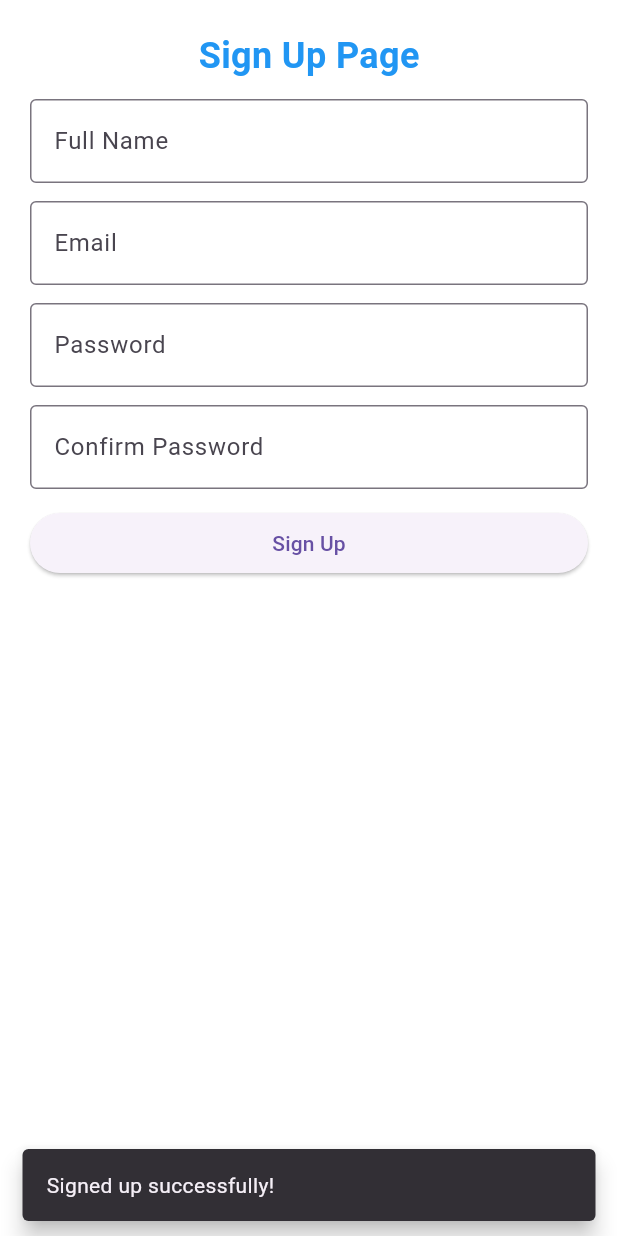
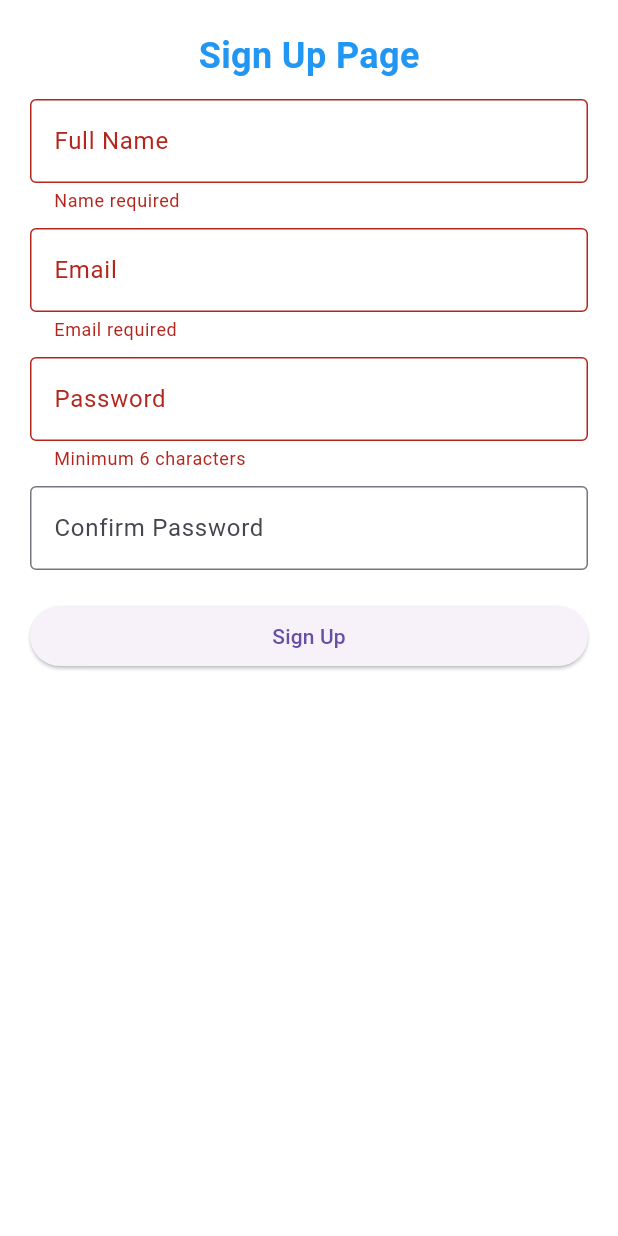
Before and after one commit to SumaniqueCode/memeNote, a Flutter app: the SignupPage widget shown alone on an empty page, opened directly, after a tap on "Sign Up", on a phone screen of 412 x 824 dp. Run offline on Flutter 3.47's test engine with Material 3 defaults, Android fonts, the phone set to English and light mode, and no system bars.

Commit message:
Integrated signup api with flutter

```diff
--- a/lib/pages/signup_page.dart
+++ b/lib/pages/signup_page.dart
@@ -1,21 +1,79 @@
-// about_page.dart
 import 'package:flutter/material.dart';
+import 'package:http/http.dart' as http;
+import 'dart:convert';
 
-class SignupPage extends StatelessWidget {
+class SignupPage extends StatefulWidget {
   const SignupPage({super.key});
 
   @override
+  State<SignupPage> createState() => _SignupPageState();
+}
+
+class _SignupPageState extends State<SignupPage> {
+  final _formKey = GlobalKey<FormState>();
+  final _nameController = TextEditingController();
+  final _emailController = TextEditingController();
+  final _passwordController = TextEditingController();
+  final _confirmPasswordController = TextEditingController();
+
+  bool _loading = false;
+
+  Future<void> _signupUser() async {
+    if (_formKey.currentState!.validate()) {
+      setState(() => _loading = true);
+
+      final url = Uri.parse('http://10.0.2.2:8000/api/auth/register');
+
+      try {
+        final response = await http.post(
+          url,
+          headers: {
+            'Content-Type': 'application/json',
+            'Accept': 'application/json',
+          },
+          body: jsonEncode({
+            'name': _nameController.text,
+            'email': _emailController.text,
+            'password': _passwordController.text,
+            'password_confirmation': _confirmPasswordController.text,
+          }),
+        );
+
+        final data = jsonDecode(response.body);
+
+        if (response.statusCode == 200) {
+          const SnackBar(
+            content: Text('Signed up successfully!'),
+            behavior: SnackBarBehavior.floating,
+          );
+        } else {
+          SnackBar(
+            content: Text(data['message'] ?? 'Signup failed'),
+            behavior: SnackBarBehavior.floating,
+          );
+        }
+      } catch (e) {
+        SnackBar(
+          content: Text('Error: $e'),
+          behavior: SnackBarBehavior.floating,
+        );
+      } finally {
+        setState(() => _loading = false);
+      }
+    }
+  }
+
+  @override
   Widget build(BuildContext context) {
-    final deviceHeight = MediaQuery.sizeOf(context).height;
     final deviceWidth = MediaQuery.sizeOf(context).width;
 
     return Container(
-      height: deviceHeight,
       width: deviceWidth,
       color: Colors.white,
       padding: const EdgeInsets.all(20.0),
+      child: Form(
+        key: _formKey,
         child: Column(
-        spacing: 12,
           children: [
             const Text(
               "Sign Up Page",
@@ -25,55 +83,64 @@ class SignupPage extends StatelessWidget {
                 color: Colors.blue,
               ),
             ),
-
+            const SizedBox(height: 12),
             TextFormField(
+              controller: _nameController,
               decoration: const InputDecoration(
                 labelText: "Full Name",
                 border: OutlineInputBorder(),
               ),
+              validator: (value) => value!.isEmpty ? 'Name required' : null,
             ),
-
+            const SizedBox(height: 10),
             TextFormField(
-            keyboardType: TextInputType.emailAddress,
+              controller: _emailController,
               decoration: const InputDecoration(
                 labelText: "Email",
                 border: OutlineInputBorder(),
               ),
+              keyboardType: TextInputType.emailAddress,
+              validator: (value) => value!.isEmpty ? 'Email required' : null,
             ),
-
+            const SizedBox(height: 10),
             TextFormField(
+              controller: _passwordController,
               obscureText: true,
               decoration: const InputDecoration(
                 labelText: "Password",
                 border: OutlineInputBorder(),
               ),
+              validator:
+                  (value) => value!.length < 6 ? 'Minimum 6 characters' : null,
             ),
-
+            const SizedBox(height: 10),
             TextFormField(
+              controller: _confirmPasswordController,
               obscureText: true,
               decoration: const InputDecoration(
                 labelText: "Confirm Password",
                 border: OutlineInputBorder(),
               ),
+              validator:
+                  (value) =>
+                      value != _passwordController.text
+                          ? 'Passwords do not match'
+                          : null,
             ),
-
+            const SizedBox(height: 20),
             SizedBox(
               width: double.infinity,
               child: ElevatedButton(
-              onPressed: () {
-                ScaffoldMessenger.of(context).showSnackBar(
-                  const SnackBar(
-                    content: Text('Signed up successfully!'),
-                    duration: Duration(seconds: 3),
-                    behavior: SnackBarBehavior.floating,
-                  ),
-                );
-              },
-              child: const Text("Sign Up"),
+                onPressed: _loading ? null : _signupUser,
+                child:
+                    _loading
+                        ? const CircularProgressIndicator(color: Colors.white)
+                        : const Text("Sign Up"),
               ),
             ),
           ],
         ),
+      ),
     );
   }
 }
--- /dev/null
+++ b/lib/widgets/custom_snackbar.dart
@@ -0,0 +1,15 @@
+import 'package:flutter/material.dart';
+
+class CustomSnackbar extends StatelessWidget {
+  final String message;
+  const CustomSnackbar({super.key, required this.message});
+
+  @override
+  Widget build(BuildContext context) {
+    return SnackBar(
+      content: Text(message),
+      duration: Duration(seconds: 3),
+      behavior: SnackBarBehavior.floating,
+    );
+  }
+}
--- a/pubspec.yaml
+++ b/pubspec.yaml
@@ -34,6 +34,7 @@ dependencies:
   # The following adds the Cupertino Icons font to your application.
   # Use with the CupertinoIcons class for iOS style icons.
   cupertino_icons: ^1.0.8
+  http: ^1.4.0
 
 dev_dependencies:
   flutter_test:
```
Also changed, not shown: pubspec.lock, 1 other file. Lines whose indentation alone changed are shown as unchanged.
